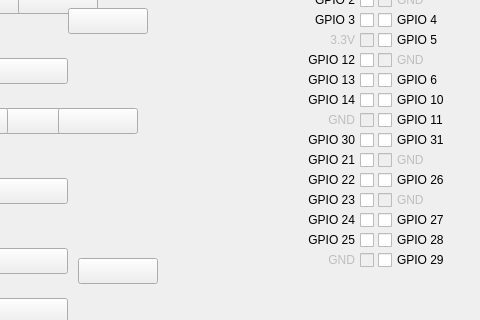
This is mainwindow.ui in Ri0S/remote_controller as Qt 5 draws it before an edit; both pictures show x 152 to 632 and y 189 to 509 of the 632 by 691 pixel window. The edited form follows.
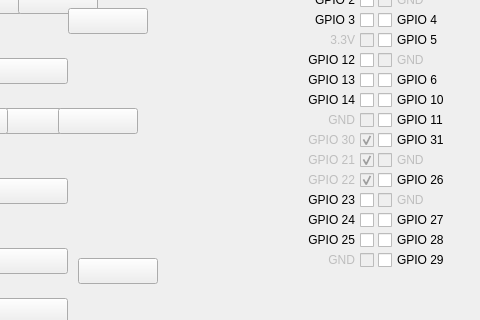
This is the edited form. Icons and pictures are not drawn.

What changed in the file:
```diff
--- a/mainwindow.ui
+++ b/mainwindow.ui
@@ -508,6 +508,9 @@
     </property>
    </widget>
    <widget class="QCheckBox" name="GPIO21">
+    <property name="enabled">
+     <bool>false</bool>
+    </property>
     <property name="geometry">
      <rect>
       <x>455</x>
@@ -527,6 +530,9 @@
     <property name="text">
      <string notr="true">GPIO 21</string>
     </property>
+    <property name="checked">
+     <bool>true</bool>
+    </property>
    </widget>
    <widget class="QCheckBox" name="GND_7">
     <property name="enabled">
@@ -571,6 +577,9 @@
     </property>
    </widget>
    <widget class="QCheckBox" name="GPIO30">
+    <property name="enabled">
+     <bool>false</bool>
+    </property>
     <property name="geometry">
      <rect>
       <x>455</x>
@@ -590,8 +599,14 @@
     <property name="text">
      <string notr="true">GPIO 30</string>
     </property>
+    <property name="checked">
+     <bool>true</bool>
+    </property>
    </widget>
    <widget class="QCheckBox" name="GPIO22">
+    <property name="enabled">
+     <bool>false</bool>
+    </property>
     <property name="geometry">
      <rect>
       <x>455</x>
@@ -611,6 +626,9 @@
     <property name="text">
      <string notr="true">GPIO 22</string>
     </property>
+    <property name="checked">
+     <bool>true</bool>
+    </property>
    </widget>
    <widget class="QCheckBox" name="GPIO23">
     <property name="geometry">
```
